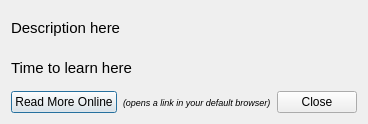
Before: the Qt Designer form dialoglang.ui in vtulonen/language-difficulty-guide, drawn with Qt 5.
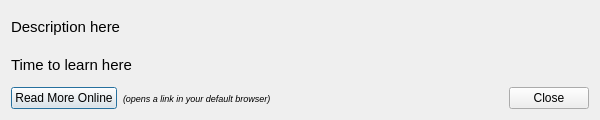
After: the same form once the commit is applied.

Commit message: add random pick button

```diff
--- a/dialoglang.ui
+++ b/dialoglang.ui
@@ -6,10 +6,22 @@
    <rect>
     <x>0</x>
     <y>0</y>
-    <width>358</width>
-    <height>124</height>
+    <width>600</width>
+    <height>120</height>
    </rect>
   </property>
+  <property name="minimumSize">
+   <size>
+    <width>358</width>
+    <height>110</height>
+   </size>
+  </property>
+  <property name="maximumSize">
+   <size>
+    <width>600</width>
+    <height>120</height>
+   </size>
+  </property>
   <property name="windowTitle">
    <string>Dialog</string>
   </property>
```
Left out of the diff: 3 changed lines with no effect on the pictures. The commit also changes 5 other files.
